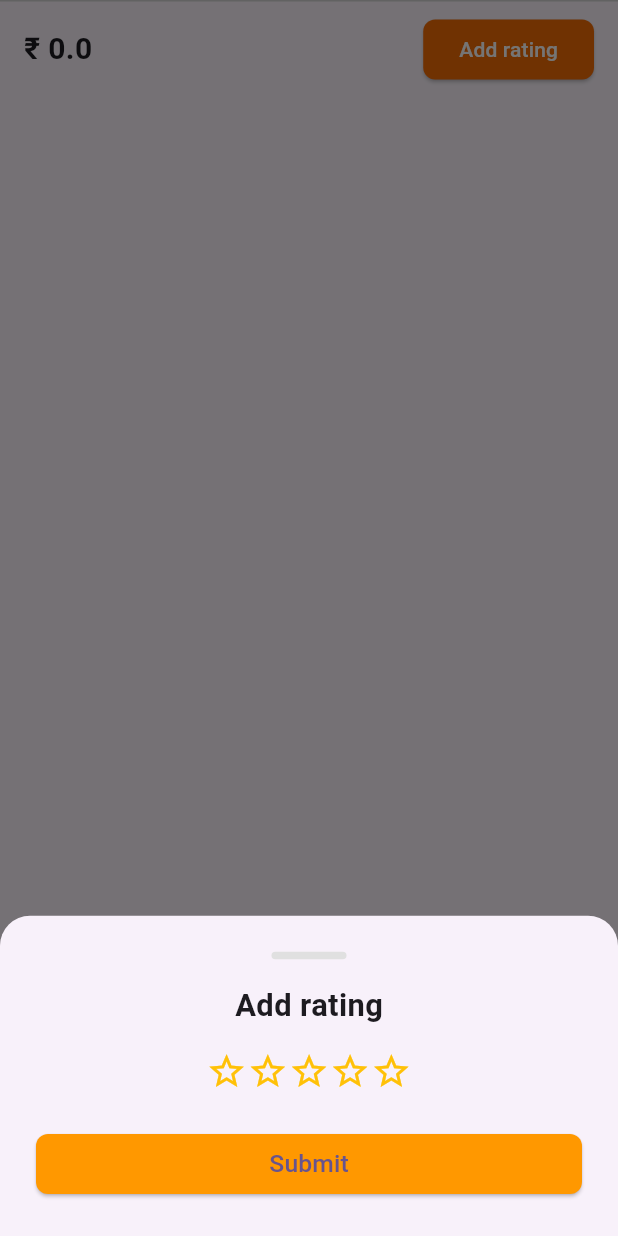
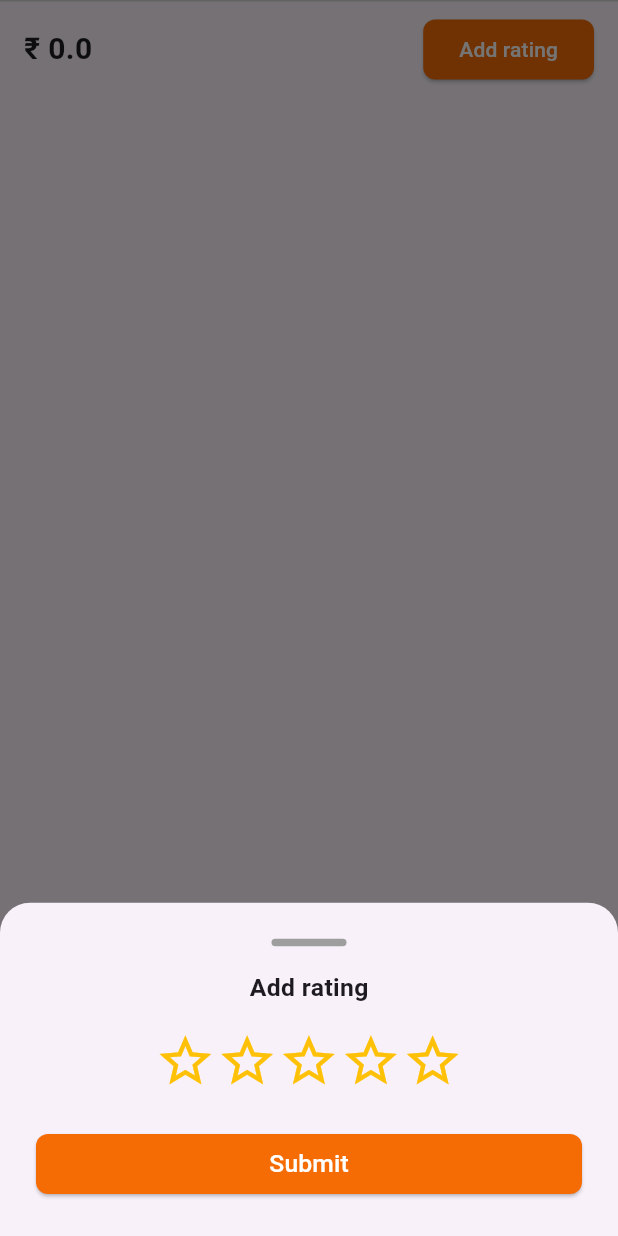
Before and after one commit to vishnu-Thottathil96/lib-manage, a Flutter app: the BottomPriceRatingSection widget shown alone on an empty page, opened directly with empty values, after a tap on "Add rating", on a phone screen of 412 x 824 dp. Run offline on Flutter 3.47's test engine with Material 3 defaults, Android fonts, the phone set to English and light mode, and no system bars; our stand-ins replace flutter_riverpod, flutter_secure_storage, go_router, google_fonts, hexcolor, jwt_decoder and 2 more; accounts and stored records are empty.

Commit message:
rating api integrated and currency configuration file added

```diff
--- /dev/null
+++ b/lib/config/currency_config.dart
@@ -0,0 +1,25 @@
+class CurrencyConfig {
+  static CurrencySymbol _currencySymbol =
+      CurrencySymbol.rupee; // Default currency symbol
+
+  static void setCurrencySymbol(CurrencySymbol symbol) {
+    _currencySymbol = symbol;
+  }
+
+  static String get currencySymbol => _currencySymbol.symbol;
+
+  static String formatCurrency(double amount, {int decimalPlaces = 2}) {
+    return '${_currencySymbol.symbol}${amount.toStringAsFixed(decimalPlaces)}';
+  }
+}
+
+//currencies
+enum CurrencySymbol {
+  rupee('₹'),
+  dollar('\$'),
+  euro('€'),
+  pound('£');
+
+  final String symbol;
+  const CurrencySymbol(this.symbol);
+}
--- a/lib/features/auth/screens/widgets/registration_form.dart
+++ b/lib/features/auth/screens/widgets/registration_form.dart
@@ -127,7 +127,7 @@ class RegistrationForm extends StatelessWidget {
               child: FittedBox(
                 fit: BoxFit.scaleDown,
                 child: Text(
-                  'Already registered user will be signed up insed of registration',
+                  'Already registered user will be login insed of registration',
                   style: TextStyle(color: AppColors.textGrey, fontSize: 14),
                 ),
               ),
--- a/lib/features/books/screens/book_details.dart
+++ b/lib/features/books/screens/book_details.dart
@@ -68,7 +68,10 @@ class BookDetailScreen extends StatelessWidget {
                       Expanded(
                           child: BookDescriptionSection(
                               description: book.description)),
-                      BottomPriceRatingSection(price: book.price),
+                      BottomPriceRatingSection(
+                        price: book.price,
+                        bookId: book.id,
+                      ),
                     ],
                   );
                 } else {
--- a/lib/features/books/screens/home_screen.dart
+++ b/lib/features/books/screens/home_screen.dart
@@ -1,4 +1,5 @@
 import 'package:assesment_elt/config/app_router.dart';
+import 'package:assesment_elt/config/currency_config.dart';
 import 'package:assesment_elt/core/constants/app_colors.dart';
 import 'package:assesment_elt/core/constants/app_strings.dart';
 import 'package:assesment_elt/core/models/author.dart';
@@ -427,7 +428,7 @@ class BookDetails extends StatelessWidget {
               ],
             ),
             Text(
-              "\$ ${book.price}",
+              "${CurrencyConfig.currencySymbol} ${book.price}",
               style: TextStyle(
                 fontSize: width / 27,
                 fontWeight: FontWeight.bold,
--- a/lib/features/books/widgets/bottom_section.dart
+++ b/lib/features/books/widgets/bottom_section.dart
@@ -1,3 +1,4 @@
+import 'package:assesment_elt/config/currency_config.dart';
 import 'package:assesment_elt/core/constants/app_colors.dart';
 import 'package:assesment_elt/core/util/responsive_helper.dart';
 import 'package:assesment_elt/features/books/widgets/rating_bottomsheet.dart';
@@ -5,8 +6,10 @@ import 'package:flutter/material.dart';
 
 class BottomPriceRatingSection extends StatelessWidget {
   final double price;
+  final String bookId;
 
-  const BottomPriceRatingSection({super.key, required this.price});
+  const BottomPriceRatingSection(
+      {super.key, required this.price, required this.bookId});
 
   @override
   Widget build(BuildContext context) {
@@ -33,7 +36,7 @@ class BottomPriceRatingSection extends StatelessWidget {
         mainAxisAlignment: MainAxisAlignment.spaceBetween,
         children: [
           Text(
-            "₹ $price",
+            "${CurrencyConfig.currencySymbol} $price",
             style: TextStyle(
               fontSize: fontSize + 6,
               fontWeight: FontWeight.bold,
@@ -41,7 +44,7 @@ class BottomPriceRatingSection extends StatelessWidget {
           ),
           ElevatedButton(
             onPressed: () {
-              showRatingPopup(context);
+              showRatingPopup(context, bookId);
             },
             style: ElevatedButton.styleFrom(
               backgroundColor: AppColors.primaryOrange,
@@ -61,14 +64,16 @@ class BottomPriceRatingSection extends StatelessWidget {
     );
   }
 
-  void showRatingPopup(BuildContext context) {
+  void showRatingPopup(BuildContext context, String id) {
     showModalBottomSheet(
       context: context,
       shape: const RoundedRectangleBorder(
         borderRadius: BorderRadius.vertical(top: Radius.circular(20)),
       ),
       builder: (BuildContext context) {
-        return const RatingBottomSheet();
+        return RatingBottomSheet(
+          bookId: id,
+        );
       },
     );
   }
--- a/lib/features/books/widgets/rating_bottomsheet.dart
+++ b/lib/features/books/widgets/rating_bottomsheet.dart
@@ -1,17 +1,24 @@
+import 'dart:developer';
+
+import 'package:assesment_elt/core/constants/app_colors.dart';
+import 'package:assesment_elt/core/services/rating_service.dart';
 import 'package:assesment_elt/core/services/session_service.dart';
+import 'package:assesment_elt/core/services/user_data.dart';
 import 'package:assesment_elt/core/util/responsive_helper.dart';
 import 'package:assesment_elt/features/books/widgets/star_rating.dart';
 import 'package:flutter/material.dart';
 
 class RatingBottomSheet extends StatefulWidget {
-  const RatingBottomSheet({super.key});
+  final String bookId;
+  const RatingBottomSheet({super.key, required this.bookId});
 
   @override
   _RatingBottomSheetState createState() => _RatingBottomSheetState();
 }
 
 class _RatingBottomSheetState extends State<RatingBottomSheet> {
-  double rating = 0.0;
+  int rating = 0;
+  bool isLoading = false;
 
   @override
   Widget build(BuildContext context) {
@@ -25,7 +32,7 @@ class _RatingBottomSheetState extends State<RatingBottomSheet> {
             width: 50,
             height: 5,
             decoration: BoxDecoration(
-              color: Colors.grey[300],
+              color: AppColors.textGrey,
               borderRadius: BorderRadius.circular(2.5),
             ),
           ),
@@ -33,7 +40,7 @@ class _RatingBottomSheetState extends State<RatingBottomSheet> {
           Text(
             "Add rating",
             style: TextStyle(
-              fontSize: ResponsiveHelper.getTextSize(context, scale: 0.05),
+              fontSize: ResponsiveHelper.getTextSize(context, scale: 0.04),
               fontWeight: FontWeight.bold,
             ),
           ),
@@ -53,24 +60,74 @@ class _RatingBottomSheetState extends State<RatingBottomSheet> {
             child: SizedBox(
               width: double.infinity,
               child: ElevatedButton(
-                onPressed: () async {
-                  String userId = await UserSessionService.getUserId() ?? '';
-                  print(userId);
-                  Navigator.pop(context);
-                },
+                onPressed: isLoading
+                    ? null
+                    : () async {
+                        setState(() {
+                          isLoading = true; // Start loading
+                        });
+                        String jwtToken =
+                            await SecureStorageService.getAccessToken() ?? '';
+
+                        if (jwtToken.isNotEmpty) {
+                          final result = await RatingService.addRating(
+                            bookId: widget.bookId,
+                            rating: rating,
+                            jwtToken: jwtToken,
+                          );
+
+                          if (result['statusCode'] == 200) {
+                            ScaffoldMessenger.of(context).showSnackBar(
+                              const SnackBar(
+                                content: Text("Rating added successfully!"),
+                                backgroundColor: Colors.green,
+                              ),
+                            );
+                          } else {
+                            ScaffoldMessenger.of(context).showSnackBar(
+                              SnackBar(
+                                content: Text("${result['message']}"),
+                                backgroundColor: Colors.red,
+                              ),
+                            );
+                          }
+
+                          Navigator.pop(
+                              context); // Go back after showing the snackbar
+                        } else {
+                          log("JWT token is missing.");
+
+                          // Show a snackbar if the token is missing
+                          ScaffoldMessenger.of(context).showSnackBar(
+                            const SnackBar(
+                              content:
+                                  Text("Session expired. Please log in again."),
+                              backgroundColor: Colors.red,
+                            ),
+                          );
+                        }
+                        setState(() {
+                          isLoading = false; // Stop loading
+                        });
+                      },
                 style: ElevatedButton.styleFrom(
-                  backgroundColor: Colors.orange,
+                  backgroundColor: AppColors.primaryOrange,
                   shape: RoundedRectangleBorder(
                     borderRadius: BorderRadius.circular(8),
                   ),
                 ),
-                child: Text(
-                  "Submit",
-                  style: TextStyle(
-                    fontSize:
-                        ResponsiveHelper.getTextSize(context, scale: 0.04),
-                  ),
-                ),
+                child: isLoading
+                    ? const CircularProgressIndicator(
+                        color: Colors.white,
+                      )
+                    : Text(
+                        "Submit",
+                        style: TextStyle(
+                          color: AppColors.white,
+                          fontSize: ResponsiveHelper.getTextSize(context,
+                              scale: 0.04),
+                        ),
+                      ),
               ),
             ),
           ),
--- a/lib/features/books/widgets/star_rating.dart
+++ b/lib/features/books/widgets/star_rating.dart
@@ -2,11 +2,11 @@ import 'package:assesment_elt/core/util/responsive_helper.dart';
 import 'package:flutter/material.dart';
 
 class StarRating extends StatelessWidget {
-  final double rating;
+  final int rating;
   final double width;
   final double size;
   final Color color;
-  final ValueChanged<double> onRatingChanged;
+  final ValueChanged<int> onRatingChanged;
 
   const StarRating({
     super.key,
@@ -21,7 +21,7 @@ class StarRating extends StatelessWidget {
   Widget build(BuildContext context) {
     double starSize = ResponsiveHelper.getResponsiveValue(
       context: context,
-      phone: width / 15,
+      phone: width / 10,
       tablet: width / 13,
       desktop: width / 10,
     );
@@ -30,7 +30,7 @@ class StarRating extends StatelessWidget {
       children: List.generate(5, (index) {
         return GestureDetector(
           onTap: () {
-            onRatingChanged(index + 1.0);
+            onRatingChanged(index + 1);
           },
           child: Icon(
             index < rating ? Icons.star : Icons.star_border,
--- a/lib/main.dart
+++ b/lib/main.dart
@@ -1,9 +1,12 @@
 import 'package:assesment_elt/config/app_router.dart';
+import 'package:assesment_elt/config/currency_config.dart';
 import 'package:flutter/material.dart';
 import 'package:flutter_riverpod/flutter_riverpod.dart'; // Import Riverpod
 import 'package:assesment_elt/core/providers/theme_provider.dart'; // Import the theme provider
 
 void main() {
+  CurrencyConfig.setCurrencySymbol(
+      CurrencySymbol.rupee); // Set the desired currency symbol
   runApp(
       const ProviderScope(child: MyApp())); // Wrap the app with ProviderScope
 }
```
Also changed, not shown: lib/core/services/rating_service.dart (added, +44 -0 lines).
